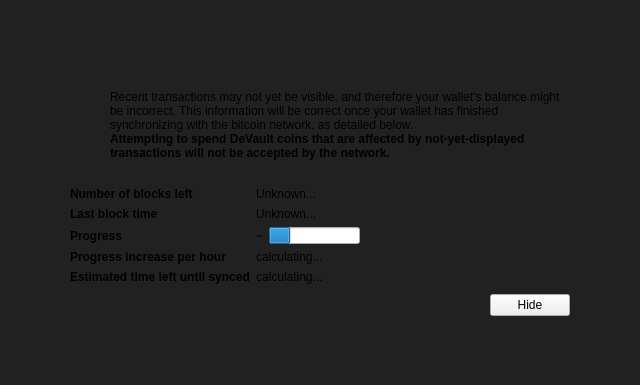
Qt form src/qt/forms/modaloverlay.ui (Bitcoin-ABC/bitcoin-abc) before a commit.
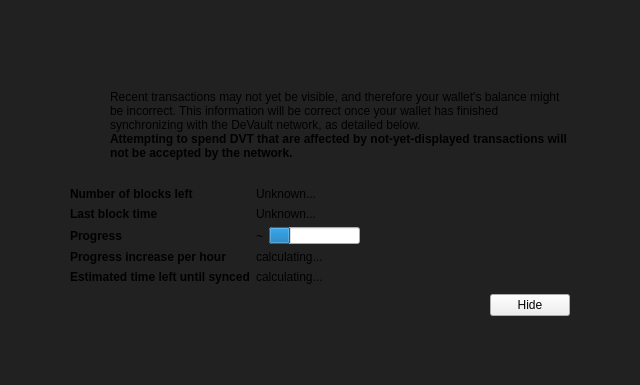
The same form after that commit. Icons and pictures are not drawn. Custom widgets are drawn as their Qt base class.

The edit to the form file:
```diff
--- a/src/qt/forms/modaloverlay.ui
+++ b/src/qt/forms/modaloverlay.ui
@@ -125,7 +125,7 @@
              <item>
               <widget class="QLabel" name="infoText">
                <property name="text">
-                <string>Recent transactions may not yet be visible, and therefore your wallet's balance might be incorrect. This information will be correct once your wallet has finished synchronizing with the bitcoin network, as detailed below.</string>
+                                <string>Recent transactions may not yet be visible, and therefore your wallet's balance might be incorrect. This information will be correct once your wallet has finished synchronizing with the DeVault network, as detailed below.</string>
                </property>
                <property name="textFormat">
                 <enum>Qt::RichText</enum>
@@ -144,7 +144,7 @@
                 </font>
                </property>
                <property name="text">
-                <string>Attempting to spend DeVault coins that are affected by not-yet-displayed transactions will not be accepted by the network.</string>
+                                <string>Attempting to spend DVT that are affected by not-yet-displayed transactions will not be accepted by the network.</string>
                </property>
                <property name="textFormat">
                 <enum>Qt::RichText</enum>
```
Left out of the diff: 6 changed lines with no effect on the pictures. Lines whose indentation alone changed are shown as unchanged.
